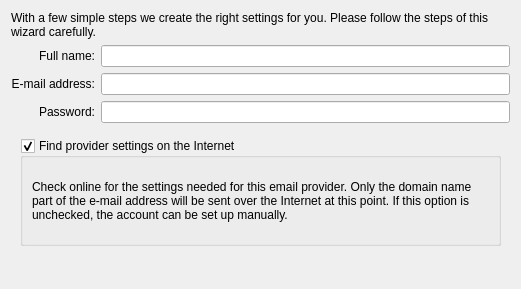
Before: the Qt Designer form accountwizard/personaldatapage.ui in KDE/kdepim-runtime, drawn with Qt 5.
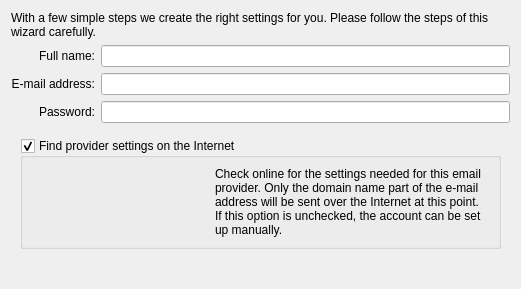
After: the same form once the commit is applied. Custom widgets are drawn as their Qt base class.

Commit message: Add progress indicator when we search on internet

```diff
--- a/accountwizard/personaldatapage.ui
+++ b/accountwizard/personaldatapage.ui
@@ -113,7 +113,7 @@
           <bool>true</bool>
          </property>
          <layout class="QGridLayout" name="gridLayout_3">
-          <item row="0" column="0">
+          <item row="0" column="1">
            <widget class="QLabel" name="checkOnlineExplanation">
             <property name="text">
              <string>Check online for the settings needed for this email provider. Only the domain name part of the e-mail address will be sent over the Internet at this point. If this option is unchecked, the account can be set up manually.</string>
@@ -123,6 +123,10 @@
             </property>
            </widget>
           </item>
+          <item row="0" column="0">
+           <widget class="ProgressIndicatorWidget" name="mProgress" native="true">
+           </widget>
+          </item>
          </layout>
         </widget>
        </item>
@@ -267,6 +271,12 @@
    <extends>QLineEdit</extends>
    <header>klineedit.h</header>
   </customwidget>
+  <customwidget>
+   <class>ProgressIndicatorWidget</class>
+   <extends>QLabel</extends>
+   <header location="global">progressindicatorwidget.h</header>
+   <container>1</container>
+  </customwidget>
  </customwidgets>
  <resources/>
  <connections/>
```
Left out of the diff: 6 changed lines with no effect on the pictures. The commit also changes 4 other files.
